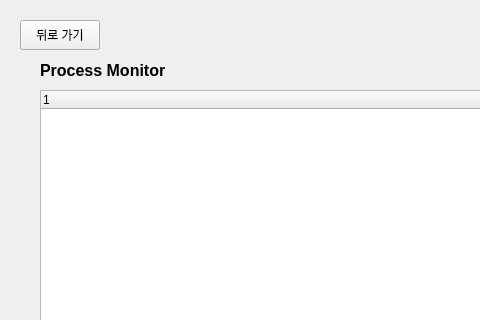
Intel-Edge-9s/MES, file client/MainUI/src/views/process_widget.ui: the form before one commit; both pictures show x 0 to 480 and y 0 to 320 of the 1080 by 720 pixel window.
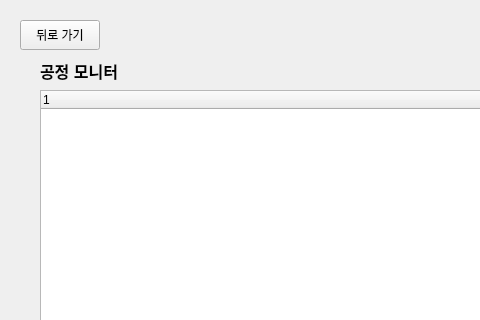
The form after the commit.

```diff
--- a/client/MainUI/src/views/process_widget.ui
+++ b/client/MainUI/src/views/process_widget.ui
@@ -59,7 +59,7 @@
     </font>
    </property>
    <property name="text">
-    <string>Process Monitor</string>
+    <string>공정 모니터</string>
    </property>
   </widget>
   <widget class="QPushButton" name="Back_btn">
```
